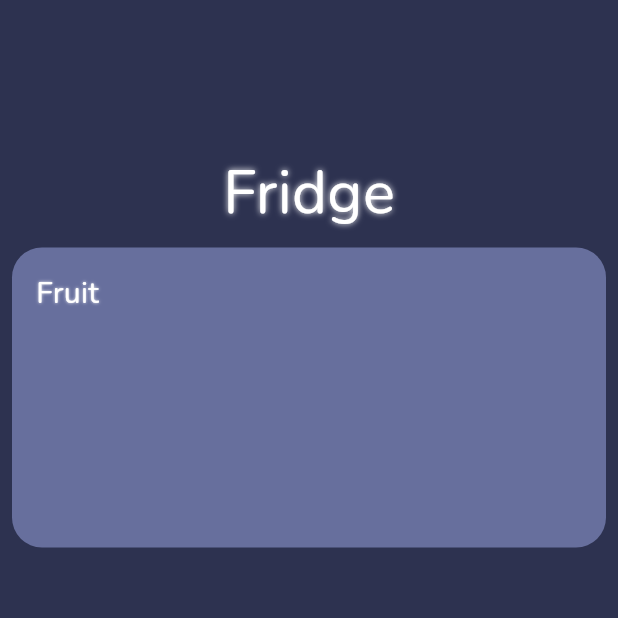
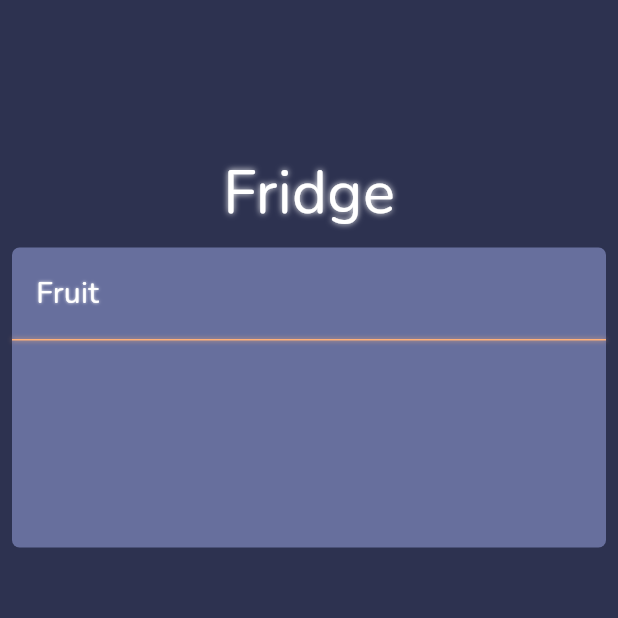
Before and after one commit to Omecraft/Autochief, a Flutter app: the Fridge screen opened by its route, on a phone screen of 412 x 824 dp, the top half of it. Run offline on Flutter 3.47's test engine with Material 3 defaults, Android fonts, the phone set to English and light mode, and no system bars; our stand-ins replace crystal_navigation_bar, custom_sliding_segmented_control, fl_chart, google_fonts, iconly, isar; accounts and stored records are empty; generated files the repository leaves out were written again; network calls fail.

Commit message:
Modified some circular radius and add a straight bar on the fridge part

```diff
--- a/lib/Page/addmeal.dart
+++ b/lib/Page/addmeal.dart
@@ -77,7 +77,7 @@ class Addmeal extends StatelessWidget {
                 border: Border.all(
                   color: const Color(0xFFffb17a),
                 ),
-                borderRadius: BorderRadius.circular(20),
+                borderRadius: BorderRadius.circular(5),
               ),
               child: Padding(
                 padding: const EdgeInsets.all(8.0),
@@ -160,7 +160,7 @@ class Addmeal extends StatelessWidget {
                 border: Border.all(
                   color: const Color(0xFFffb17a),
                 ),
-                borderRadius: BorderRadius.circular(20),
+                borderRadius: BorderRadius.circular(5),
               ),
               child: Padding(
                 padding: const EdgeInsets.all(8.0),
--- a/lib/Widget/Fridgepart.dart
+++ b/lib/Widget/Fridgepart.dart
@@ -13,7 +13,7 @@ class Fridgepart extends StatelessWidget {
       width: double.infinity,
       decoration: BoxDecoration(
         color: const Color(0xFF676f9d),
-        borderRadius: BorderRadius.circular(20),
+        borderRadius: BorderRadius.circular(5),
       ),
       child: Column(
         crossAxisAlignment: CrossAxisAlignment.start,
@@ -32,6 +32,20 @@ class Fridgepart extends StatelessWidget {
               ]
             ),),
           ),
+          Container(
+            height: 1,
+
+            decoration: const BoxDecoration(
+              color:  Color(0xFFffb17a),
+              boxShadow: [
+                BoxShadow(
+                  blurRadius: 2.0,
+                  color: Color(0xFFffb17a),
+                  offset: Offset(0, 0.0),
+                ),
+              ],
+            ),
+          )
         ],
       ),
     );
```
